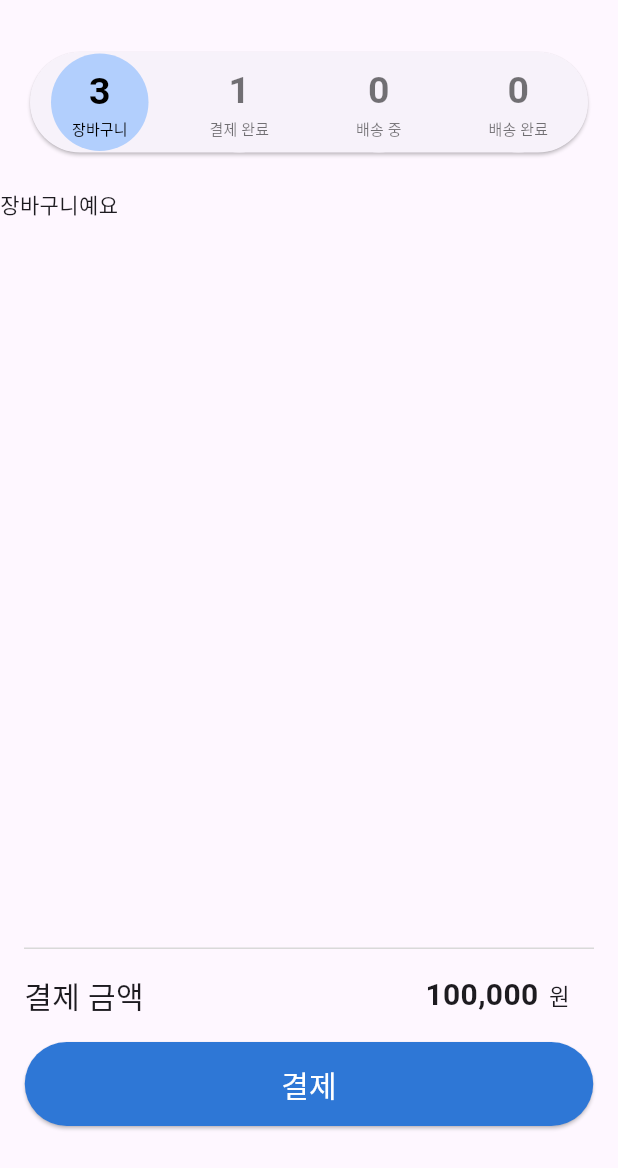
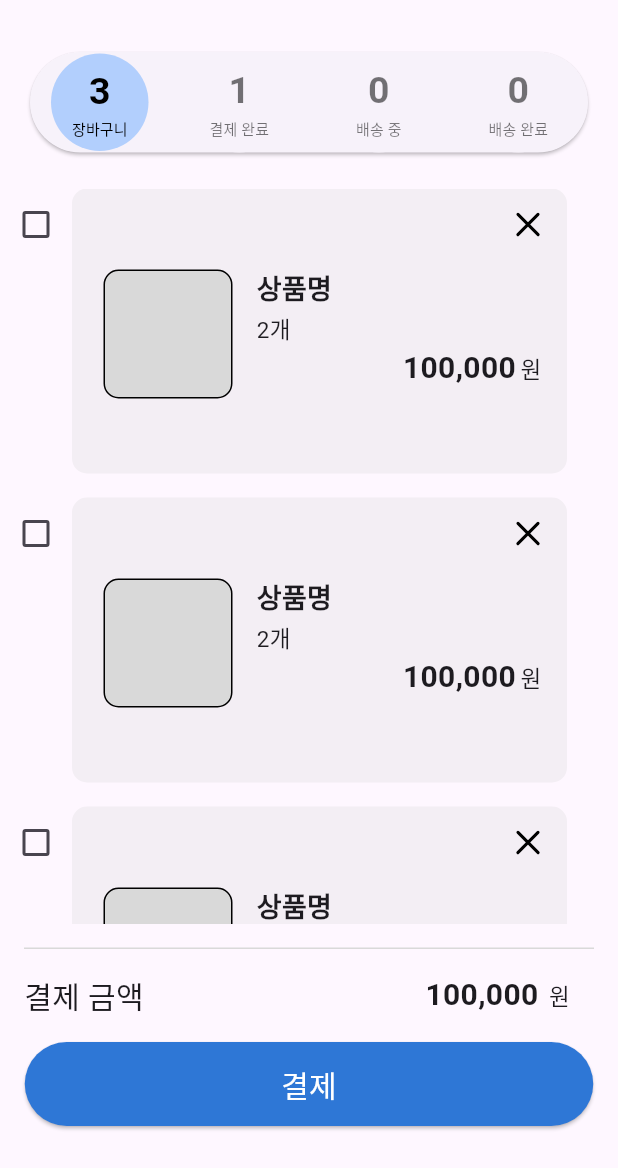
Before and after one commit to LIKELION-Android-Bootcamp-4th/AOS-04-officeShoppingMall, a Flutter app: the DeliveryScreen screen opened directly, after a tap on an icon or button, on a phone screen of 412 x 824 dp, the part 68-1236 px from its top. Run offline on Flutter 3.47's test engine with Material 3 defaults, Android fonts, the light colour scheme and no system bars; our stand-ins replace flutter_bloc, flutter_svg, google_fonts.

Commit message:
ui 수정

```diff
--- a/lib/feature/cart/data/product_list_item.dart
+++ b/lib/feature/cart/data/product_list_item.dart
@@ -16,9 +16,20 @@ class ProductListItem extends StatelessWidget {
   Widget build(BuildContext context) {
     return Align(
       alignment: Alignment.topCenter,
-      child: Container(
+      child: Row(
+        crossAxisAlignment: CrossAxisAlignment.start,
+        children: [
+          index == 0 ?  //체크박스. 장바구니 탭에서만 활성화
+            Checkbox(
+              value: false,
+              onChanged: (bool? checked){
+                print("체크박스 클릭");
+              },
+            )
+          : SizedBox(width: 16,),
+          Container(
             margin: EdgeInsets.only(bottom: 16),
-        width: 360,
+            width: index == 0 ? 330 : 360,
             height: 190,
             decoration: BoxDecoration(
               color: Color(0x4DD9D9D9),
@@ -28,26 +39,17 @@ class ProductListItem extends StatelessWidget {
               onTap: () {
                Navigator.push(
                  context,
-              MaterialPageRoute(builder: (_) => OrderDetailScreen(),),
-            );
-          },
+                 index == 0
+                     ? MaterialPageRoute(builder: (_) => OrderDetailScreen(),)  //장바구니에 담긴 상품은 상품 상세페이지로
+                     : MaterialPageRoute(builder: (_) => OrderDetailScreen(),),  //결제 완료~배송 완료 상품은 주문 내역으로
+               );},
               child: SizedBox(
                child: Column(
               children: [
-                index == 0 ?  //체크박스, 지우기 버튼. 장바구니 탭에서만 활성화
+                index == 0 ?  //지우기 버튼. 장바구니 탭에서만 활성화
                 Row(
                   children: [
-                    SizedBox(width: 10,),
-                    Align(
-                      alignment: Alignment.topLeft,
-                      child: Checkbox(
-                        value: false,
-                        onChanged: (bool? checked){
-                          print("체크박스 누름!");
-                        },
-                      ),
-                    ),
-                    SizedBox(width: 250,),
+                    SizedBox(width: 280,),
                     Align(
                       alignment: Alignment.topRight,
                       child: IconButton(
@@ -95,7 +97,7 @@ class ProductListItem extends StatelessWidget {
                           ),
                         ),
                         Container(
-                            width: 220,
+                            width: index == 0 ? 190 : 220,
                             child: Row(
                               mainAxisAlignment: MainAxisAlignment.end,
                               children: [
@@ -117,6 +119,8 @@ class ProductListItem extends StatelessWidget {
           ),
         ),
       ),
+    ],
+      ),
     );
   }
 }
--- a/lib/feature/cart/ui/caet_screen.dart
+++ b/lib/feature/cart/ui/caet_screen.dart
@@ -3,6 +3,9 @@ import 'package:flutter/material.dart';
 import 'package:office_shopping_mall/feature/cart/data/product_list_item.dart';
 
 class CartScreen extends StatefulWidget{
+  final int index;
+  const CartScreen({super.key, required this.index});
+
   @override
   State<StatefulWidget> createState() {
     return CartScreenState();
@@ -14,9 +17,14 @@ class CartScreenState extends State<CartScreen> with SingleTickerProviderStateMi
   Widget build(BuildContext context) {
     return Scaffold(
       body: Column(
-        mainAxisAlignment: MainAxisAlignment.start,
+        mainAxisAlignment: MainAxisAlignment.center,
         children: [
-          Text("장바구니예요")
+          Expanded(child: ListView.builder(
+            itemCount: 3,
+            itemBuilder: (context, index){
+              return ProductListItem(index: widget.index);
+            },
+          ))
           // ProductListItem(),
         ],
       ),
--- a/lib/feature/cart/ui/delivery_screen.dart
+++ b/lib/feature/cart/ui/delivery_screen.dart
@@ -15,6 +15,7 @@ class DeliveryScreen extends StatefulWidget{
 
 class DeliveryScreenState extends State<DeliveryScreen> with SingleTickerProviderStateMixin{
   int _selectIndex = 1;
+  int _listCount = 0;
 
   @override
   Widget build(BuildContext context) {
@@ -44,18 +45,16 @@ class DeliveryScreenState extends State<DeliveryScreen> with SingleTickerProvide
                 child: IndexedStack(
                   index: _selectIndex,
                   children: [
-                    CartScreen(),  //장바구니 이동
+                    CartScreen(index: _selectIndex),//장바구니 이동
 
                     //상품 목록
                     ListView.builder(
                       itemCount: 2,
                       itemBuilder: (context, index){
-                        return ProductListItem(
-                          index: _selectIndex
-                        );
+                        return ProductListItem(index: _selectIndex);
                       },
                     ),
-                    //ProductList(model.product_id),
+
                     Text("배송 중입니다.. 기다려주세요"),
                     Text("리뷰 작성 합시다~")
                  ],
```
Lines whose indentation alone changed are shown as unchanged.
